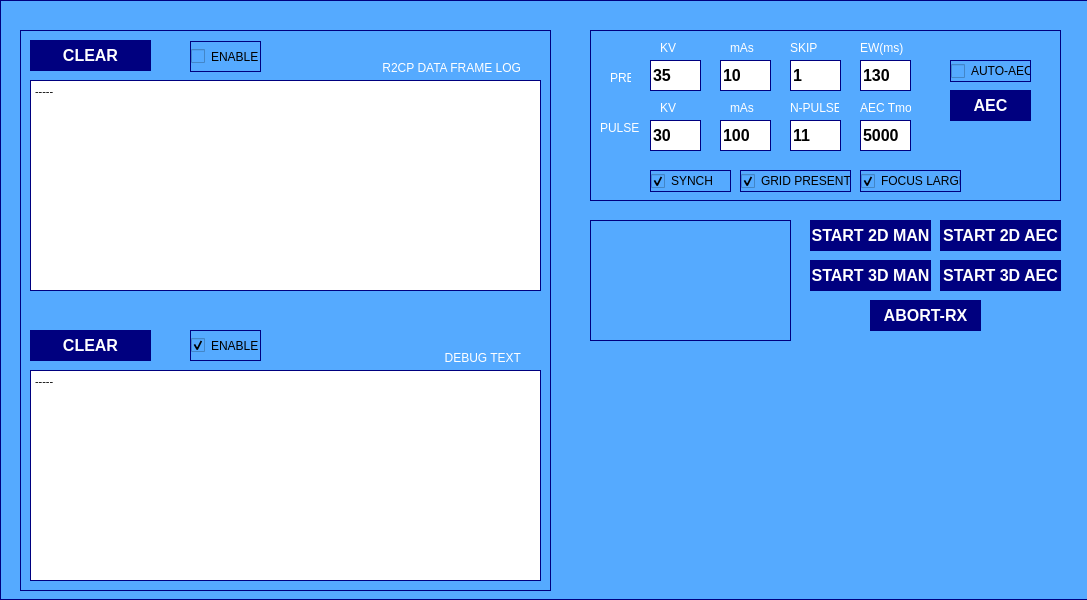
Above: GENERATOR/SOURCE/WINDOW/startupWindow.ui from marcorispoli/MCPU_Z190_VECCHIO before the change. Below: the same form after it.
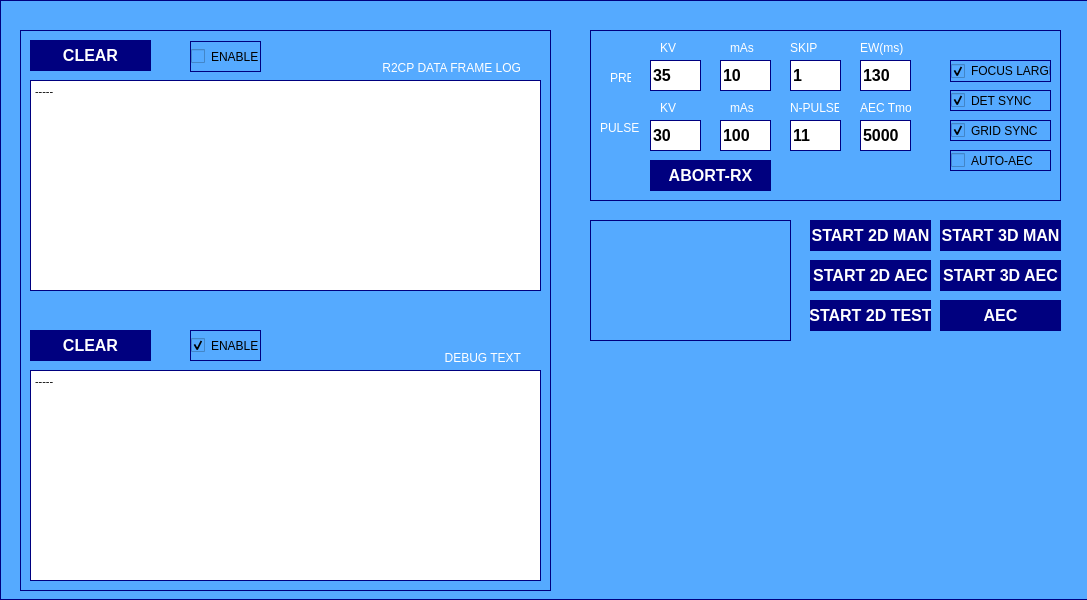
That is the form after the change.

```diff
--- a/GENERATOR/SOURCE/WINDOW/startupWindow.ui
+++ b/GENERATOR/SOURCE/WINDOW/startupWindow.ui
@@ -428,14 +428,14 @@
     <widget class="QCheckBox" name="gridEna">
      <property name="geometry">
       <rect>
-       <x>150</x>
-       <y>140</y>
-       <width>111</width>
-       <height>22</height>
+       <x>360</x>
+       <y>90</y>
+       <width>101</width>
+       <height>21</height>
       </rect>
      </property>
      <property name="text">
-      <string>GRID PRESENT</string>
+      <string>GRID SYNC</string>
      </property>
      <property name="checked">
       <bool>true</bool>
@@ -444,14 +444,14 @@
     <widget class="QCheckBox" name="detectorEna">
      <property name="geometry">
       <rect>
-       <x>60</x>
-       <y>140</y>
-       <width>81</width>
-       <height>22</height>
+       <x>360</x>
+       <y>60</y>
+       <width>101</width>
+       <height>21</height>
       </rect>
      </property>
      <property name="text">
-      <string>SYNCH</string>
+      <string>DET SYNC</string>
      </property>
      <property name="checked">
       <bool>true</bool>
@@ -460,8 +460,8 @@
     <widget class="QCheckBox" name="largeFocus">
      <property name="geometry">
       <rect>
-       <x>270</x>
-       <y>140</y>
+       <x>360</x>
+       <y>30</y>
        <width>101</width>
        <height>22</height>
       </rect>
@@ -563,9 +563,9 @@
      <property name="geometry">
       <rect>
        <x>360</x>
-       <y>30</y>
-       <width>81</width>
-       <height>22</height>
+       <y>120</y>
+       <width>101</width>
+       <height>21</height>
       </rect>
      </property>
      <property name="text">
@@ -575,31 +575,6 @@
       <bool>false</bool>
      </property>
     </widget>
-    <widget class="QPushButton" name="aecSendButton">
-     <property name="geometry">
-      <rect>
-       <x>360</x>
-       <y>60</y>
-       <width>81</width>
-       <height>31</height>
-      </rect>
-     </property>
-     <property name="font">
-      <font>
-       <pointsize>12</pointsize>
-       <bold>true</bold>
-      </font>
-     </property>
-     <property name="styleSheet">
-      <string notr="true">background-color: rgb(0, 0, 127);
-color: rgb(255, 255, 255);
-border-width: 0px;
-</string>
-     </property>
-     <property name="text">
-      <string>AEC</string>
-     </property>
-    </widget>
     <widget class="QLineEdit" name="tomoEW">
      <property name="geometry">
       <rect>
@@ -724,6 +699,31 @@
       <string>AEC Tmo</string>
      </property>
     </widget>
+    <widget class="QPushButton" name="abortRx">
+     <property name="geometry">
+      <rect>
+       <x>60</x>
+       <y>130</y>
+       <width>121</width>
+       <height>31</height>
+      </rect>
+     </property>
+     <property name="font">
+      <font>
+       <pointsize>12</pointsize>
+       <bold>true</bold>
+      </font>
+     </property>
+     <property name="styleSheet">
+      <string notr="true">background-color: rgb(0, 0, 127);
+color: rgb(255, 255, 255);
+border-width: 0px;
+</string>
+     </property>
+     <property name="text">
+      <string>ABORT-RX</string>
+     </property>
+    </widget>
    </widget>
    <widget class="QLabel" name="status">
     <property name="geometry">
@@ -741,8 +741,8 @@
    <widget class="QPushButton" name="start3DPulse">
     <property name="geometry">
      <rect>
-      <x>810</x>
-      <y>260</y>
+      <x>940</x>
+      <y>220</y>
       <width>121</width>
       <height>31</height>
      </rect>
@@ -791,8 +791,8 @@
    <widget class="QPushButton" name="startPre">
     <property name="geometry">
      <rect>
-      <x>940</x>
-      <y>220</y>
+      <x>810</x>
+      <y>260</y>
       <width>121</width>
       <height>31</height>
      </rect>
@@ -838,12 +838,12 @@
      <string>START 2D MAN</string>
     </property>
    </widget>
-   <widget class="QPushButton" name="abortRx">
+   <widget class="QPushButton" name="aecSendButton">
     <property name="geometry">
      <rect>
-      <x>870</x>
+      <x>940</x>
       <y>300</y>
-      <width>111</width>
+      <width>121</width>
       <height>31</height>
      </rect>
     </property>
@@ -860,7 +860,32 @@
 </string>
     </property>
     <property name="text">
-     <string>ABORT-RX</string>
+     <string>AEC</string>
+    </property>
+   </widget>
+   <widget class="QPushButton" name="start2DTest">
+    <property name="geometry">
+     <rect>
+      <x>810</x>
+      <y>300</y>
+      <width>121</width>
+      <height>31</height>
+     </rect>
+    </property>
+    <property name="font">
+     <font>
+      <pointsize>12</pointsize>
+      <bold>true</bold>
+     </font>
+    </property>
+    <property name="styleSheet">
+     <string notr="true">background-color: rgb(0, 0, 127);
+color: rgb(255, 255, 255);
+border-width: 0px;
+</string>
+    </property>
+    <property name="text">
+     <string>START 2D TEST</string>
     </property>
    </widget>
   </widget>
```
Left out of the diff: 6 changed lines with no effect on the pictures.
